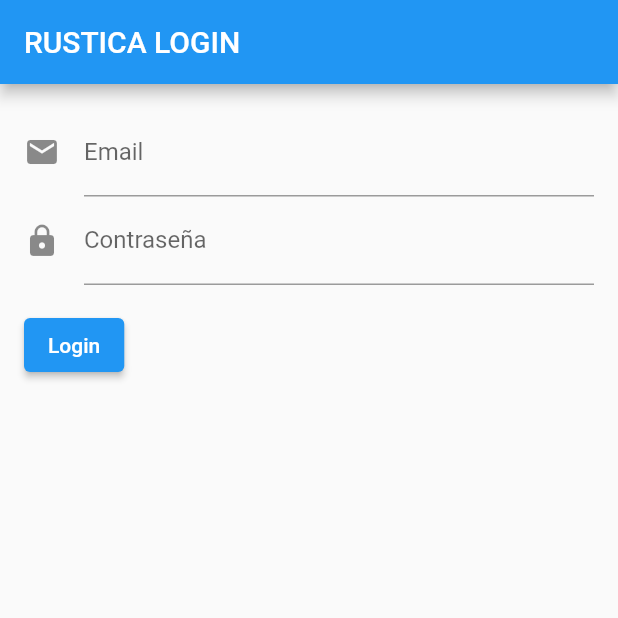
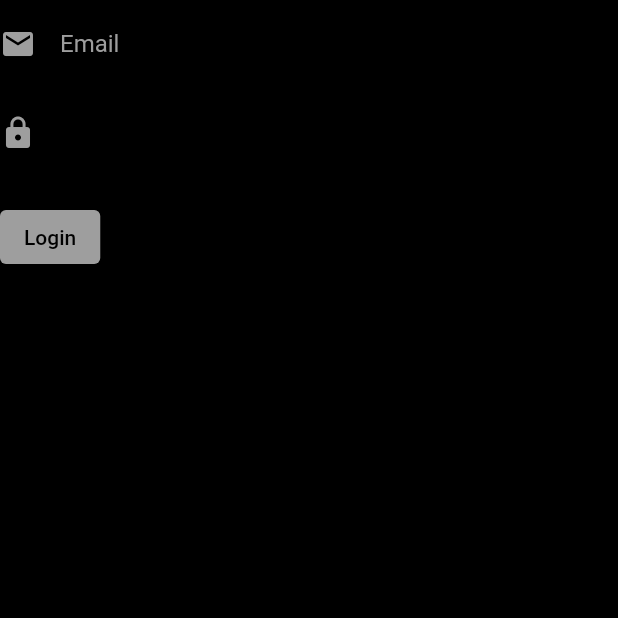
Before and after one commit to DiegoALON/login-rustica, a Flutter app: the screen it shows after launch, on a phone screen of 412 x 824 dp, the top half of it. Run offline on Flutter 3.47's test engine with Material 2 defaults, Android fonts, the phone set to English and light mode, and no system bars.

Commit message:
CAMBIO DE PAOLO

```diff
--- a/lib/main.dart
+++ b/lib/main.dart
@@ -5,36 +5,35 @@ void main() {
 }
 
 class FormApp extends StatelessWidget {
+
   @override
   Widget build(BuildContext context) {
-    final appTitle = 'RUSTICA LOGIN';
 
-    Row(
-      children: [
-        Expanded(
-          child: Image(
-            image: NetworkImage('https://dx23yqi1tewca.cloudfront.net/images/poiLogo/651f66e2-7bb6-4fce-bdec-15813023b337.png'),
-            height: 140,
-          ),
-        ),
-      ],
-    );
+    //black background
+    return MaterialApp(
+      //add image,
 
-    return MaterialApp(
-      title: appTitle,
+
+      debugShowCheckedModeBanner: false,
+      theme: ThemeData(
+        primarySwatch: Colors.grey,
+      ),
       home: Scaffold(
-        appBar: AppBar(
-          title: Text(appTitle),
-        ),
-        body: SafeArea(
-            child: Padding(
-          padding: const EdgeInsets.all(16.0),
+        backgroundColor: Colors.black,
+        body: Center(
+
+          child: Center(
           child: LoginScreen(),
         )),
       ),
     );
+
+
   }
 }
+//class image state class
+
+
 
 class LoginScreen extends StatefulWidget {
   @override
@@ -53,16 +52,17 @@ class LoginScreenState extends State<LoginScreen> {
   @override
   Widget build(BuildContext context) {
     // Crea un widget Form usando el _formKey que creamos anteriormente
-    return Form( //1 Form como raiz de nuestro formulario
+    return Form(
+      //1 Form como raiz de nuestro formulario
       key: _formKey,
       child: Column(
         crossAxisAlignment: CrossAxisAlignment.start,
         children: <Widget>[
-          _emailInput(),//2
-          _passwordInput(),//2
+          _emailInput(), //2
+          _passwordInput(), //2
           Padding(
               padding: const EdgeInsets.symmetric(vertical: 16.0),
-              child: _loginButton()),//2
+              child: _loginButton()), //2
         ],
       ),
     );
@@ -71,27 +71,28 @@ class LoginScreenState extends State<LoginScreen> {
   Widget _emailInput() {
     return TextFormField(
         decoration: const InputDecoration(
-          icon: Icon(Icons.email),
+          icon: Icon(Icons.email, color: Colors.grey),
           hintText: 'Inserte su email',
           labelText: 'Email',
+          hintStyle: TextStyle(color: Color.fromARGB(255, 22, 22, 22)),
+          fillColor: Colors.white,
+          filled: false,
+          labelStyle: TextStyle(color: Colors.grey),
         ),
         validator: (value) => _validatorEmail(value));
   }
 
-
-
-
-
   Widget _passwordInput() {
     return TextFormField(
         decoration: const InputDecoration(
-          icon: Icon(Icons.lock),
+          icon: Icon(Icons.lock, color: Colors.grey),
           hintText: 'Inserte su contraseña',
           labelText: 'Contraseña',
         ),
         validator: (value) => _validatorPassword(value));
   }
-///"asdoasd"
+
+  ///"asdoasd"
   Widget _loginButton() {
     return ElevatedButton(
       onPressed: () {
@@ -119,7 +120,6 @@ class LoginScreenState extends State<LoginScreen> {
     }
   }
 
-
   bool _isEmail(String str) {
     return _emailRegExp.hasMatch(str.toLowerCase());
   }
@@ -127,7 +127,7 @@ class LoginScreenState extends State<LoginScreen> {
   static final RegExp _emailRegExp = RegExp(
       r"^[a-zA-Z0-9.a-zA-Z0-9.!#$%&'*+-/=?^_`{|}~]+@[a-zA-Z0-9\-\_]+(\.[a-zA-Z]+)*$");
 
-  bool _hasMinLenght(String value){
+  bool _hasMinLenght(String value) {
     return value.isNotEmpty && value.length >= 8;
   }
 }
```
